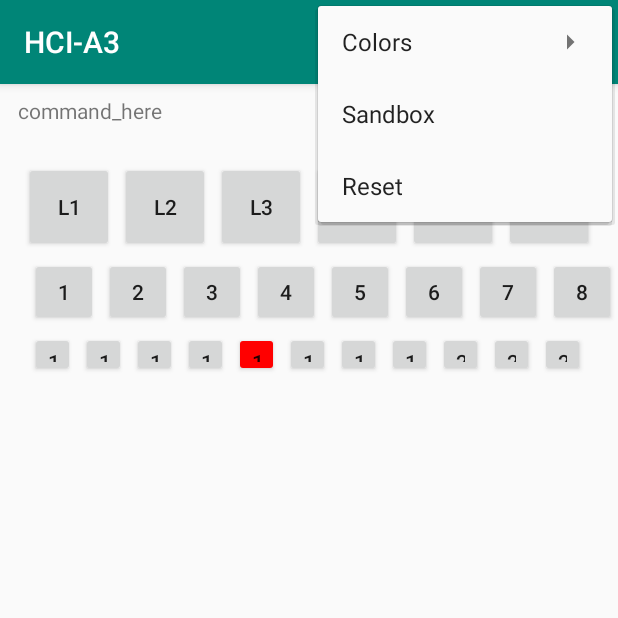
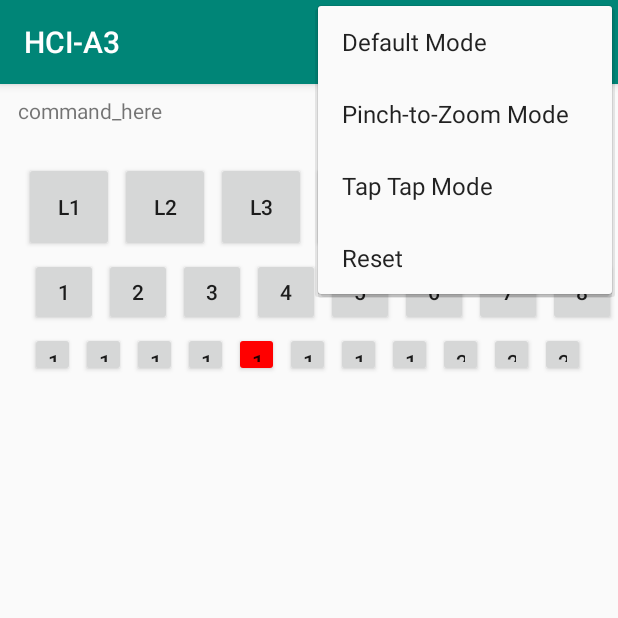
Before and after one commit to JaivirBali/HCIA3, an Android app: the screen it shows after launch (MainActivity), with the options menu open, on a phone screen of 412 x 824 dp, the top half of it. Run offline under Robolectric (Android 15) with nearby library versions, the phone set to English and light mode, and no system bars.

Commit message:
Updated menu options Added menu option handler method

```diff
--- a/app/src/main/java/com/example/hci_a3/MainActivity.java
+++ b/app/src/main/java/com/example/hci_a3/MainActivity.java
@@ -4,6 +4,7 @@ import android.support.v7.app.AppCompatActivity;
 import android.os.Bundle;
 import android.view.Menu;
 import android.view.MenuInflater;
+import android.view.MenuItem;
 import android.widget.Button;
 import android.widget.TextView;
 import android.graphics.*;
@@ -33,6 +34,24 @@ public class MainActivity extends AppCompatActivity {
         MenuInflater menuInflater = getMenuInflater();
         menuInflater.inflate(R.menu.menu, menu);
         return super.onCreateOptionsMenu(menu);
+    }
+
+    @Override
+    public boolean onOptionsItemSelected(MenuItem item) {
+        switch(item.getItemId()){
+            case R.id.defaultMode:
+                return true;
+            case R.id.pinchToZoom:
+                return true;
+
+            case R.id.tapTap:
+                return true;
+
+            case R.id.reset:
+                return true;
+
+        }
+        return super.onOptionsItemSelected(item);
     }
 
     @Override
--- a/app/src/main/res/menu/menu.xml
+++ b/app/src/main/res/menu/menu.xml
@@ -1,41 +1,18 @@
 <?xml version="1.0" encoding="utf-8"?>
 <menu xmlns:android="http://schemas.android.com/apk/res/android"
     xmlns:app="http://schemas.android.com/apk/res-auto">
-
     <item
+        android:id="@+id/defaultMode"
         app:showAsAction="never"
-        android:title="Colors">
-        <menu>
-            <group
-                android:checkableBehavior="single">
-                <item
-                    android:id="@+id/black"
-                    app:showAsAction="never"
-                    android:checked="true"
-                    android:title="Black" />
-                <item
-                    android:id="@+id/red"
-                    app:showAsAction="never"
-                    android:title="Red" />
-                <item
-                    android:id="@+id/blue"
-                    app:showAsAction="never"
-                    android:title="Blue" />
-                <item
-                    android:id="@+id/green"
-                    app:showAsAction="never"
-                    android:title="Green" />
-                <item
-                    android:id="@+id/yellow"
-                    app:showAsAction="never"
-                    android:title="Yellow" />
-            </group>
-        </menu>
-    </item>
+        android:title="Default Mode" />
     <item
-        android:id="@+id/sandbox"
+        android:id="@+id/pinchToZoom"
         app:showAsAction="never"
-        android:title="Sandbox" />
+        android:title="Pinch-to-Zoom Mode" />
+    <item
+        android:id="@+id/tapTap"
+        app:showAsAction="never"
+        android:title="Tap Tap Mode" />
     <item
         android:id="@+id/reset"
         app:showAsAction="never"
```
